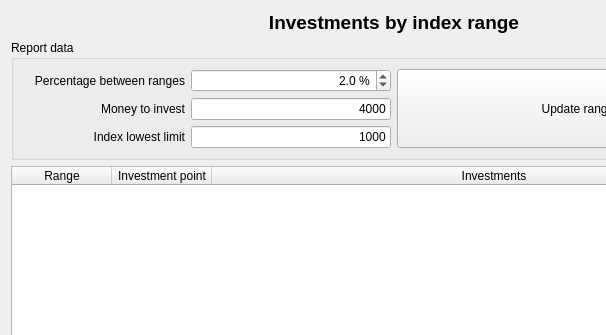
This is ui/wdgIndexRange.ui in turulomio/xulpymoney as Qt 5 draws it before an edit; both pictures show x 0 to 606 and y 0 to 335 of the 788 by 524 pixel window. The edited form follows.
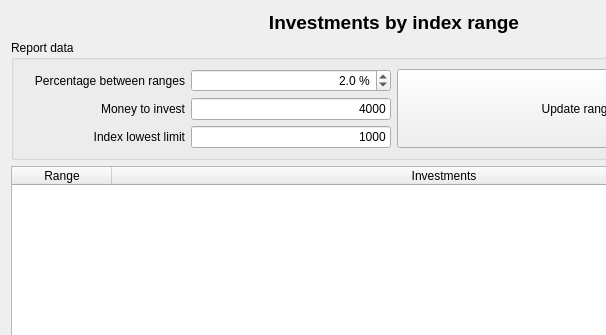
This is the edited form. Icons and pictures are not drawn. Custom widgets are drawn as their Qt base class.

Commit message: Added investment calculator. Asked in ticket #28

Diff of the .ui file:
```diff
--- a/ui/wdgIndexRange.ui
+++ b/ui/wdgIndexRange.ui
@@ -215,11 +215,6 @@
          <string>Range</string>
         </property>
        </column>
-       <column>
-        <property name="text">
-         <string>Investment point</string>
-        </property>
-       </column>
        <column>
         <property name="text">
          <string>Investments</string>
```
Left out of the diff: 24 changed lines with no effect on the pictures. The commit also changes 15 other files.
